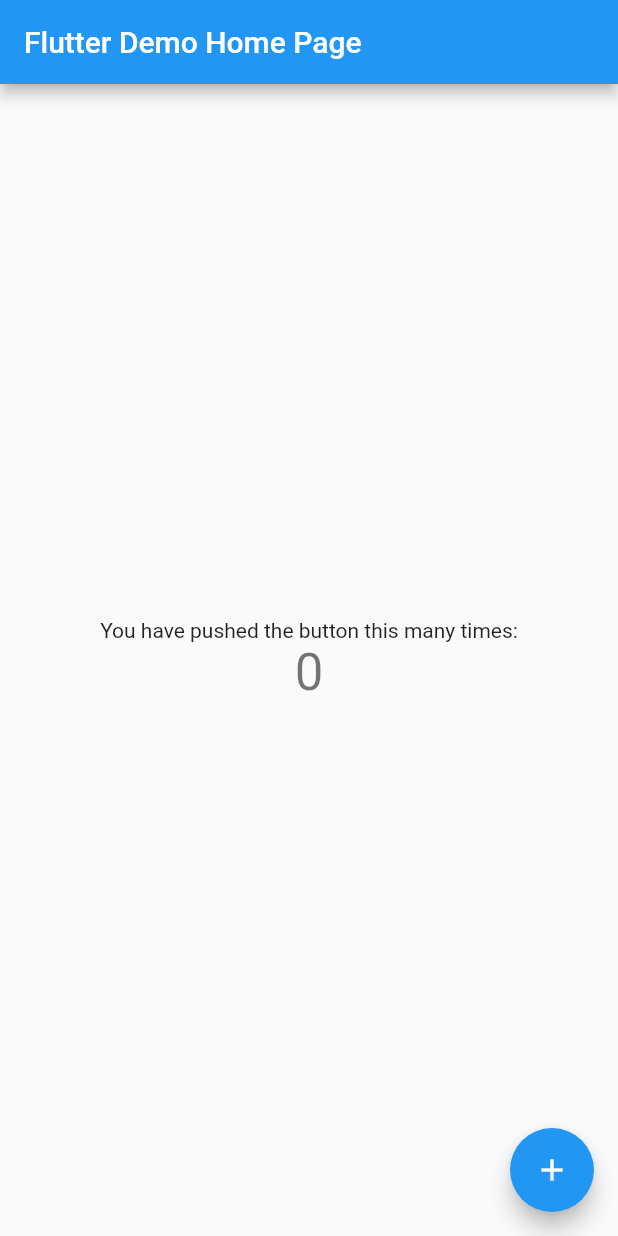
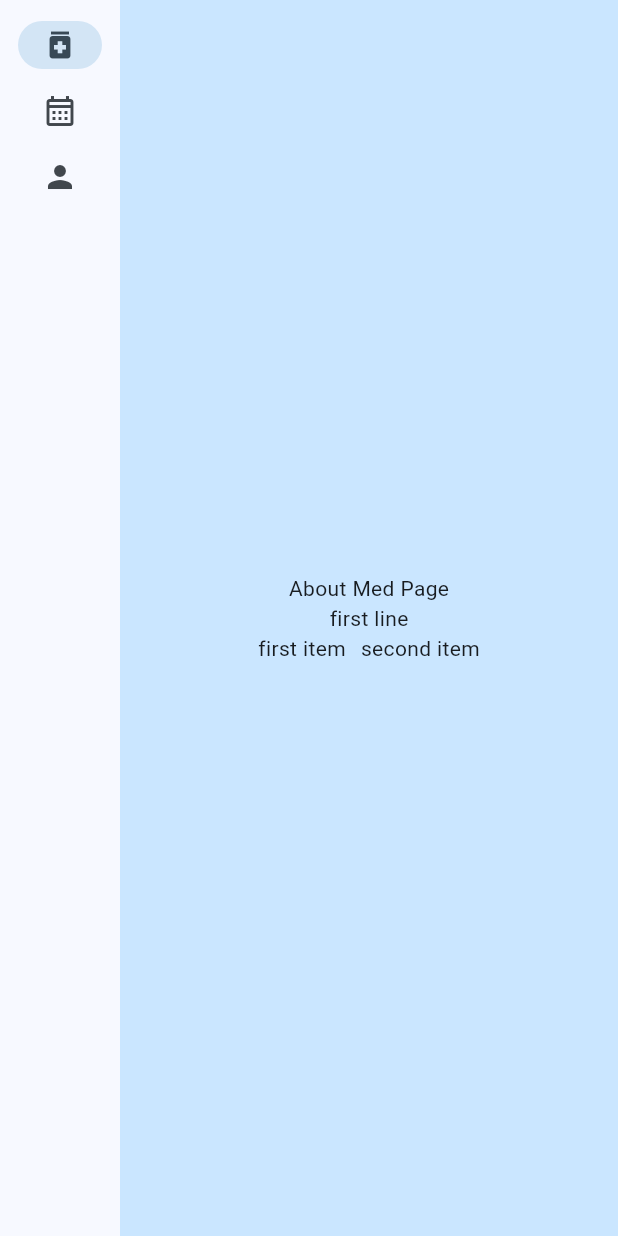
Before and after one commit to mscherm2/smart-health, a Flutter app: the screen it shows after launch, on a phone screen of 412 x 824 dp. Run offline on Flutter 3.47's test engine with Material 2 defaults, Android fonts, the phone set to English and light mode, and no system bars.

Commit message:
template app structure

```diff
--- /dev/null
+++ b/pillpal/lib/components/about_med_page.dart
@@ -0,0 +1,24 @@
+import 'package:flutter/material.dart';
+
+class AboutMedPage extends StatelessWidget {
+  @override
+  Widget build(BuildContext context) {
+    return Center(
+      child: Column(
+        mainAxisAlignment: MainAxisAlignment.center,
+        children: [
+          const Text('About Med Page'),
+          const Text('first line'),
+          Row(
+            mainAxisSize: MainAxisSize.min,
+            children: const [
+              Text('first item'),
+              SizedBox(width: 10),
+              Text('second item'),
+            ],
+          ),
+        ],
+      ),
+    );
+  }
+}
--- a/pillpal/lib/main.dart
+++ b/pillpal/lib/main.dart
@@ -1,4 +1,9 @@
 import 'package:flutter/material.dart';
+import 'package:provider/provider.dart';
+import 'components/about_med_page.dart';
+import 'components/calendar_page.dart';
+import 'components/user_info_page.dart';
+
 
 void main() {
   runApp(const MyApp());
@@ -7,109 +12,106 @@
 class MyApp extends StatelessWidget {
   const MyApp({super.key});
 
-  // This widget is the root of your application.
   @override
   Widget build(BuildContext context) {
-    return MaterialApp(
-      title: 'Flutter Demo',
+    return ChangeNotifierProvider(
+      create: (context) => MyAppState(),
+      child: MaterialApp(
+        title: 'PillPal App',
         theme: ThemeData(
-        // This is the theme of your application.
-        //
-        // Try running your application with "flutter run". You'll see the
-        // application has a blue toolbar. Then, without quitting the app, try
-        // changing the primarySwatch below to Colors.green and then invoke
-        // "hot reload" (press "r" in the console where you ran "flutter run",
-        // or simply save your changes to "hot reload" in a Flutter IDE).
-        // Notice that the counter didn't reset back to zero; the application
-        // is not restarted.
-        primarySwatch: Colors.blue,
+          useMaterial3: true,
+          colorScheme: ColorScheme.fromSeed(seedColor: Colors.lightBlue),
         ),
-      home: const MyHomePage(title: 'Flutter Demo Home Page'),
+        home: MyHomePage(),
+      ),
     );
   }
 }
 
+class MyAppState extends ChangeNotifier {
+  var current = 'pillpal here';
+
+
+  var favorites = [];
+
+  void toggleFavorite() {
+    if (favorites.contains(current)) {
+      favorites.remove(current);
+    } else {
+      favorites.add(current);
+    }
+    notifyListeners();
+  }
+}
+
 class MyHomePage extends StatefulWidget {
-  const MyHomePage({super.key, required this.title});
-
-  // This widget is the home page of your application. It is stateful, meaning
-  // that it has a State object (defined below) that contains fields that affect
-  // how it looks.
-
-  // This class is the configuration for the state. It holds the values (in this
-  // case the title) provided by the parent (in this case the App widget) and
-  // used by the build method of the State. Fields in a Widget subclass are
-  // always marked "final".
-
-  final String title;
+  const MyHomePage({super.key});
 
   @override
   State<MyHomePage> createState() => _MyHomePageState();
 }
 
 class _MyHomePageState extends State<MyHomePage> {
-  int _counter = 0;
 
-  void _incrementCounter() {
-    setState(() {
-      // This call to setState tells the Flutter framework that something has
-      // changed in this State, which causes it to rerun the build method below
-      // so that the display can reflect the updated values. If we changed
-      // _counter without calling setState(), then the build method would not be
-      // called again, and so nothing would appear to happen.
-      _counter++;
-    });
-  }
+  var selectedIndex = 0;
 
   @override
   Widget build(BuildContext context) {
-    // This method is rerun every time setState is called, for instance as done
-    // by the _incrementCounter method above.
-    //
-    // The Flutter framework has been optimized to make rerunning build methods
-    // fast, so that you can just rebuild anything that needs updating rather
-    // than having to individually change instances of widgets.
+    Widget page;
+    switch (selectedIndex) {
+      case 0:
+        page = AboutMedPage();
+        break;
+      case 1:
+        page = CalendarPage();
+        break;
+      case 2:
+        page = UserInfoPage();
+        break;
+      default:
+        throw UnimplementedError('no widget for $selectedIndex');
+    }
+
+    return LayoutBuilder(
+        builder: (context, constraints) {
           return Scaffold(
-      appBar: AppBar(
-        // Here we take the value from the MyHomePage object that was created by
-        // the App.build method, and use it to set our appbar title.
-        title: Text(widget.title),
+            body: Row(
+              children: [
+                SafeArea(
+                  child: NavigationRail(
+                    extended: constraints.maxWidth >= 600,
+                    destinations: const [
+                      NavigationRailDestination(
+                        icon: Icon(Icons.medication),
+                        label: Text('About Meds'),
                       ),
-      body: Center(
-        // Center is a layout widget. It takes a single child and positions it
-        // in the middle of the parent.
-        child: Column(
-          // Column is also a layout widget. It takes a list of children and
-          // arranges them vertically. By default, it sizes itself to fit its
-          // children horizontally, and tries to be as tall as its parent.
-          //
-          // Invoke "debug painting" (press "p" in the console, choose the
-          // "Toggle Debug Paint" action from the Flutter Inspector in Android
-          // Studio, or the "Toggle Debug Paint" command in Visual Studio Code)
-          // to see the wireframe for each widget.
-          //
-          // Column has various properties to control how it sizes itself and
-          // how it positions its children. Here we use mainAxisAlignment to
-          // center the children vertically; the main axis here is the vertical
-          // axis because Columns are vertical (the cross axis would be
-          // horizontal).
-          mainAxisAlignment: MainAxisAlignment.center,
-          children: <Widget>[
-            const Text(
-              'You have pushed the button this many times:',
+                      NavigationRailDestination(
+                        icon: Icon(Icons.calendar_month_outlined),
+                        label: Text('Calendar'),
                       ),
-            Text(
-              '$_counter',
-              style: Theme.of(context).textTheme.headlineMedium,
+                      NavigationRailDestination(
+                        icon: Icon(Icons.person),
+                        label: Text('My Info'),
+                      ),
+                    ],
+                    selectedIndex: selectedIndex,
+                    onDestinationSelected: (value) {
+                      setState(() {
+                        selectedIndex = value;
+                      });
+                    },
+                  ),
+                ),
+                Expanded(
+                  child: Container(
+                    color: Theme.of(context).colorScheme.primaryContainer,
+                    child: page,
+                  ),
                 ),
               ],
             ),
-      ),
-      floatingActionButton: FloatingActionButton(
-        onPressed: _incrementCounter,
-        tooltip: 'Increment',
-        child: const Icon(Icons.add),
-      ), // This trailing comma makes auto-formatting nicer for build methods.
+          );
+        }
     );
   }
 }
--- a/pillpal/pubspec.yaml
+++ b/pillpal/pubspec.yaml
@@ -30,6 +30,8 @@
 dependencies:
   flutter:
     sdk: flutter
+
+  provider: ^6.0.0
 
 
   # The following adds the Cupertino Icons font to your application.
```
Also changed, not shown: pillpal/lib/components/calendar_page.dart (added, +24 -0 lines), pillpal/lib/components/user_info_page.dart (added, +25 -0 lines), pillpal/pubspec.lock. Lines whose indentation alone changed are shown as unchanged.
